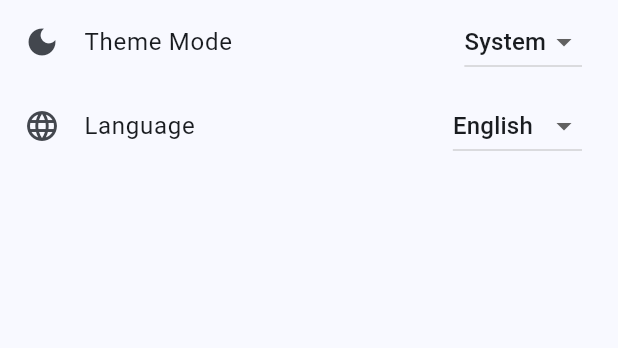
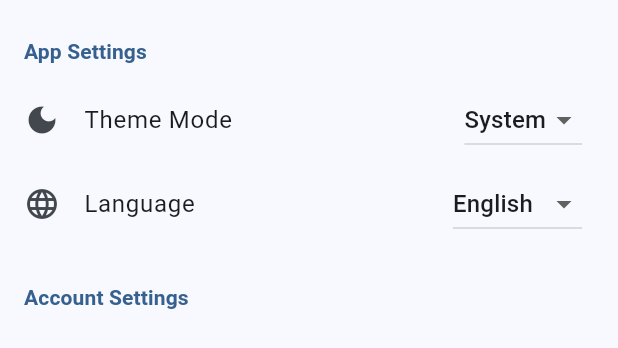
Before and after one commit to simeoncapy/trainlog-app, a Flutter app: the SettingsPage widget shown alone on an empty page, opened directly, on a phone screen of 412 x 824 dp. Shown: the top 348 px of the screen. Run offline on Flutter 3.47's test engine with Material 3 defaults, Android fonts, the phone set to English and light mode, and no system bars; our stand-ins replace flutter_map, latlong2, shared_preferences; accounts and stored records are empty.

Commit message:
categories in settings

```diff
--- a/lib/l10n/app_en.arb
+++ b/lib/l10n/app_en.arb
@@ -3,6 +3,8 @@
   "appTitle": "Trainlog",
   "language": "English",
 
+  "settingsAppCategory": "App Settings",
+  "settingsAccountCategory": "Account Settings",
   "settingsLanguage": "Language",
   "settingsThemeMode": "Theme Mode",
   "settingsDark": "Dark",
--- a/lib/l10n/app_fr.arb
+++ b/lib/l10n/app_fr.arb
@@ -3,6 +3,8 @@
   "appTitle": "Trainlog",
   "language": "English",
 
+  "settingsAppCategory": "Paramètres de l'application",
+  "settingsAccountCategory": "Paramètres du compte",
   "settingsLanguage": "Langue",
   "settingsThemeMode": "Thème",
   "settingsDark": "Sombre",
--- a/lib/l10n/app_ja.arb
+++ b/lib/l10n/app_ja.arb
@@ -3,6 +3,8 @@
   "appTitle": "トレーンログ",
   "language": "日本語",
 
+  "settingsAppCategory": "アプリ設定",
+  "settingsAccountCategory": "アカウント設定",
   "settingsLanguage": "言語",
   "settingsThemeMode": "テーマモード",
   "settingsDark": "ダーク",
--- a/lib/l10n/app_localizations.dart
+++ b/lib/l10n/app_localizations.dart
@@ -111,6 +111,18 @@ abstract class AppLocalizations {
   /// In en, this message translates to:
   /// **'English'**
   String get language;
+
+  /// No description provided for @settingsAppCategory.
+  ///
+  /// In en, this message translates to:
+  /// **'App Settings'**
+  String get settingsAppCategory;
+
+  /// No description provided for @settingsAccountCategory.
+  ///
+  /// In en, this message translates to:
+  /// **'Account Settings'**
+  String get settingsAccountCategory;
 
   /// No description provided for @settingsLanguage.
   ///
--- a/lib/l10n/app_localizations_en.dart
+++ b/lib/l10n/app_localizations_en.dart
@@ -13,6 +13,12 @@ class AppLocalizationsEn extends AppLocalizations {
 
   @override
   String get language => 'English';
+
+  @override
+  String get settingsAppCategory => 'App Settings';
+
+  @override
+  String get settingsAccountCategory => 'Account Settings';
 
   @override
   String get settingsLanguage => 'Language';
--- a/lib/l10n/app_localizations_fr.dart
+++ b/lib/l10n/app_localizations_fr.dart
@@ -13,6 +13,12 @@ class AppLocalizationsFr extends AppLocalizations {
 
   @override
   String get language => 'English';
+
+  @override
+  String get settingsAppCategory => 'Paramètres de l\'application';
+
+  @override
+  String get settingsAccountCategory => 'Paramètres du compte';
 
   @override
   String get settingsLanguage => 'Langue';
--- a/lib/l10n/app_localizations_ja.dart
+++ b/lib/l10n/app_localizations_ja.dart
@@ -13,6 +13,12 @@ class AppLocalizationsJa extends AppLocalizations {
 
   @override
   String get language => '日本語';
+
+  @override
+  String get settingsAppCategory => 'アプリ設定';
+
+  @override
+  String get settingsAccountCategory => 'アカウント設定';
 
   @override
   String get settingsLanguage => '言語';
--- a/lib/pages/settings_page.dart
+++ b/lib/pages/settings_page.dart
@@ -20,13 +20,15 @@ class SettingsPage extends StatelessWidget {
       Language('Français', 'fr'),
       Language('日本語', 'ja'),
     ];
+    final appLocalization = AppLocalizations.of(context)!;
     return Consumer<SettingsProvider>(
       builder: (context, settings, child) {
         return ListView(
           children: [
+            _SettingsCategory(title: appLocalization.settingsAppCategory),
             ListTile(
               leading: const Icon(Icons.dark_mode),
-              title: Text(AppLocalizations.of(context)!.settingsThemeMode),
+              title: Text(appLocalization.settingsThemeMode),
               trailing: DropdownButton<ThemeMode>(
                 value: settings.themeMode,
                 onChanged: (ThemeMode? newValue) {
@@ -37,22 +39,22 @@ class SettingsPage extends StatelessWidget {
                 items: [
                   DropdownMenuItem(
                     value: ThemeMode.light,
-                    child: Text(AppLocalizations.of(context)!.settingsLight),
+                    child: Text(appLocalization.settingsLight),
                   ),
                   DropdownMenuItem(
                     value: ThemeMode.dark,
-                    child: Text(AppLocalizations.of(context)!.settingsDark),
+                    child: Text(appLocalization.settingsDark),
                   ),
                   DropdownMenuItem(
                     value: ThemeMode.system,
-                    child: Text(AppLocalizations.of(context)!.settingsSystem),
+                    child: Text(appLocalization.settingsSystem),
                   ),
                 ],
               ),
             ),
             ListTile(
               leading: const Icon(Icons.language),
-              title: Text(AppLocalizations.of(context)!.settingsLanguage),
+              title: Text(appLocalization.settingsLanguage),
               trailing: DropdownButton<String>(
                 value: settings.locale.languageCode,
                 onChanged: (String? newValue) {
@@ -70,9 +72,29 @@ class SettingsPage extends StatelessWidget {
                     .toList(),
               ),
             ),
+            _SettingsCategory(title: appLocalization.settingsAccountCategory),
           ],
         );
       },
     );
   }
 }
+
+class _SettingsCategory extends StatelessWidget {
+  final String title;
+  const _SettingsCategory({required this.title});
+
+  @override
+  Widget build(BuildContext context) {
+    return Padding(
+      padding: const EdgeInsets.fromLTRB(16, 24, 16, 8),
+      child: Text(
+        title,
+        style: Theme.of(context).textTheme.titleSmall!.copyWith(
+              color: Theme.of(context).colorScheme.primary,
+              fontWeight: FontWeight.bold,
+            ),
+      ),
+    );
+  }
+}
```
